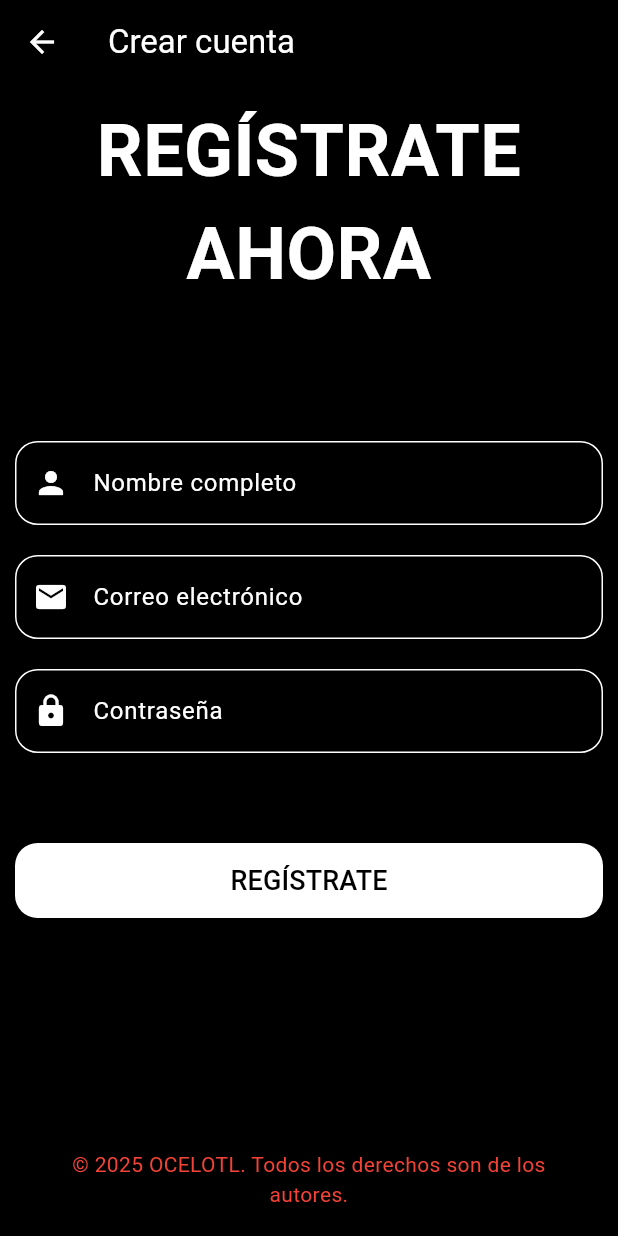
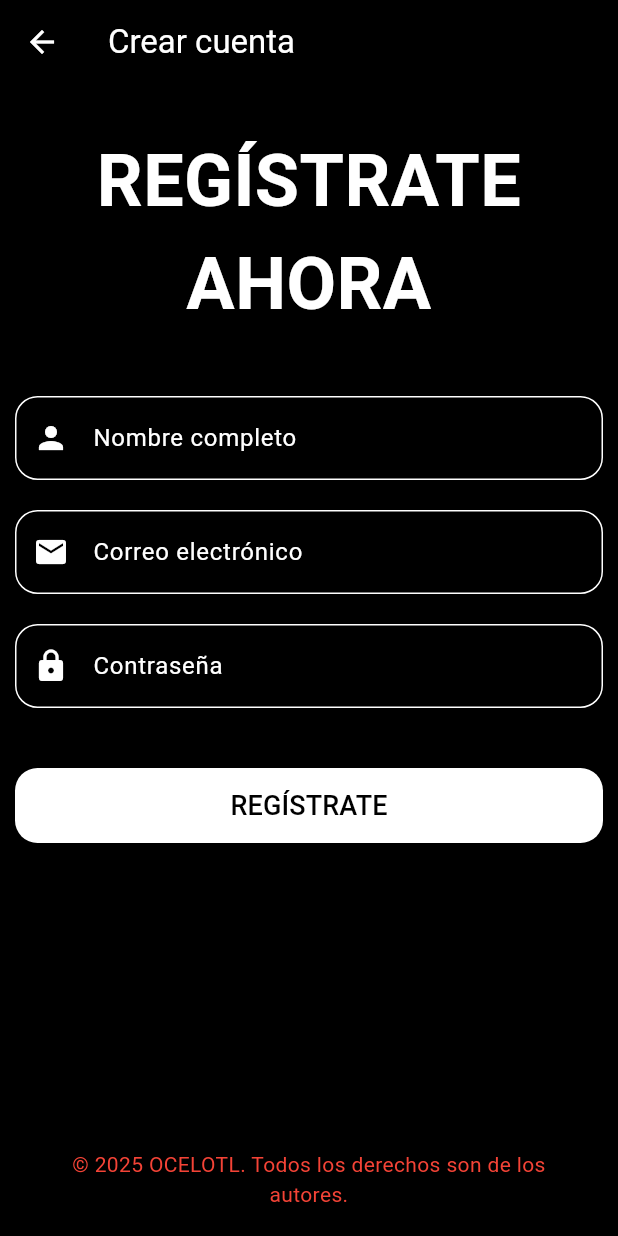
Before and after one commit to jesusxD121/ocelotl, a Flutter app: the RegisterPage screen opened directly, on a phone screen of 412 x 824 dp. Run offline on Flutter 3.47's test engine with Material 3 defaults, Android fonts, the phone set to English and light mode, and no system bars.

Commit message:
los nuevos archivos son

```diff
--- a/lib/main.dart
+++ b/lib/main.dart
@@ -193,8 +193,7 @@
   const RegisterPage({super.key});
 
   @override
-  Widget build(BuildContext context)
-    {
+  Widget build(BuildContext context) {
     return Scaffold(
       backgroundColor: Colors.black,
       appBar: AppBar(
@@ -205,11 +204,13 @@
         ),
         foregroundColor: Colors.white,
       ),
-      body: Padding(
+      body: SafeArea(
+        child: SingleChildScrollView(
           padding: const EdgeInsets.all(10),
           child: Column(
             crossAxisAlignment: CrossAxisAlignment.stretch,
             children: [
+              const SizedBox(height: 20),
               const Text(
                 'REGÍSTRATE AHORA',
                 textAlign: TextAlign.center,
@@ -219,10 +220,8 @@
                   color: Colors.white,
                 ),
               ),
-            const SizedBox(height: 90),
-
+              const SizedBox(height: 40),
               TextField(
-
                 style: const TextStyle(color: Colors.white),
                 cursorColor: Colors.white,
                 decoration: InputDecoration(
@@ -276,8 +275,7 @@
                   ),
                 ),
               ),
-            const SizedBox(height: 60),
-            // Título grande justo antes del botón
+              const SizedBox(height: 40),
               ElevatedButton(
                 style: ElevatedButton.styleFrom(
                   backgroundColor: Colors.white,
@@ -294,7 +292,9 @@
                   style: TextStyle(fontSize: 18, color: Colors.black),
                 ),
               ),
+              const SizedBox(height: 20),
             ],
+          ),
         ),
       ),
       bottomNavigationBar: BottomAppBar(
@@ -311,4 +311,3 @@
     );
   }
 }
-// FIN PANTALLA DE REGISTRO
```
Also changed, not shown: lib/main2.dart (added), lib/main3.dart (added). Lines whose indentation alone changed are shown as unchanged.
